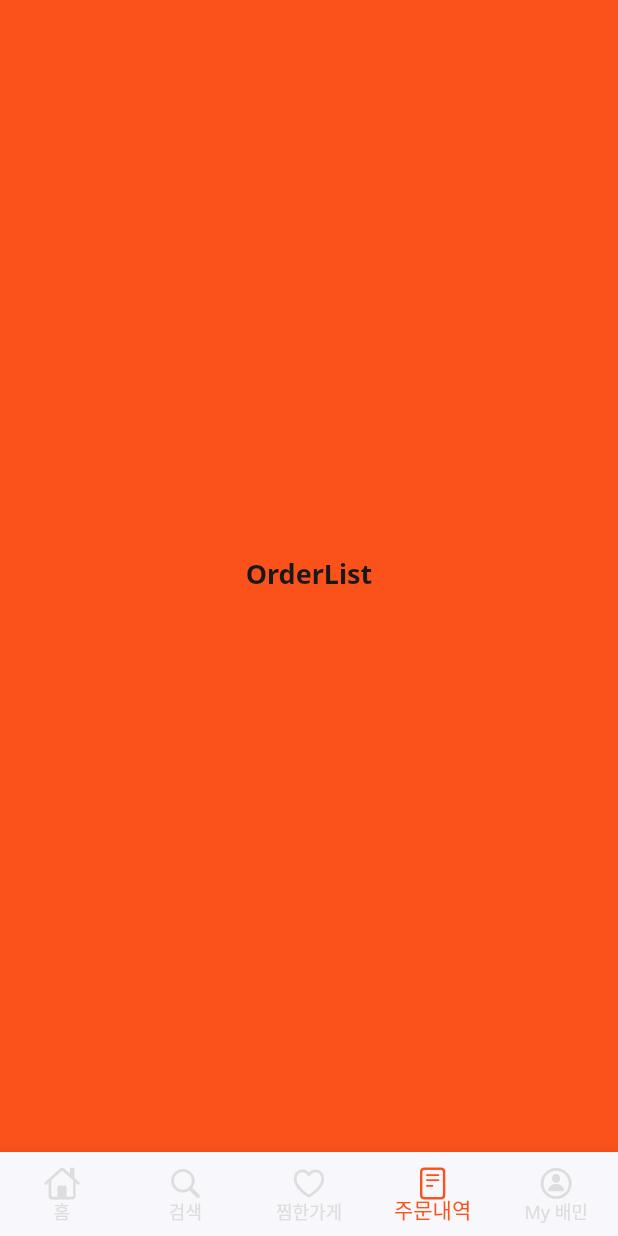
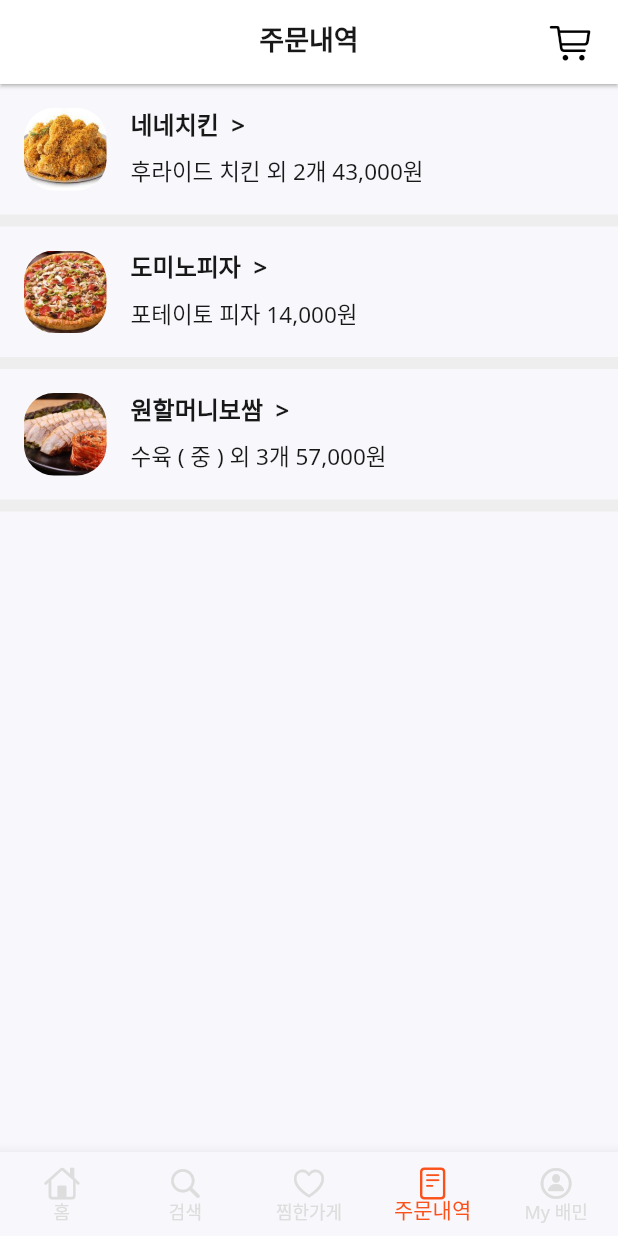
Before and after one commit to Sylar0012/final_project_beamin_app, a Flutter app: the screen it shows after launch, item 4 of the bottom bar chosen, on a phone screen of 412 x 824 dp. Run offline on Flutter 3.47's test engine with Material 2 defaults, Android fonts, the phone set to English and light mode, and no system bars; our stand-ins replace card_swiper, google_fonts.

Commit message:
main-order-temp

```diff
--- a/lib/view/pages/main/order_list/order_list.dart
+++ b/lib/view/pages/main/order_list/order_list.dart
@@ -1,5 +1,6 @@
-import 'package:final_project_beamin_app/constants.dart';
+import 'package:final_project_beamin_app/size.dart';
 import 'package:final_project_beamin_app/theme.dart';
+import 'package:flutter/cupertino.dart';
 import 'package:flutter/material.dart';
 
 class OrderList extends StatelessWidget {
@@ -7,14 +8,84 @@ class OrderList extends StatelessWidget {
 
   @override
   Widget build(BuildContext context) {
-    return Container(
-      color: kMainColor,
-      child: Align(
-          alignment: Alignment.center,
-          child: Text(
-            "OrderList",
-            style: textTheme().headline1,
-          )),
+    return Scaffold(
+      appBar: _buildAppBar(),
+      body: Column(
+        children: [
+          _bulidStore(context, "치킨", "네네치킨", "후라이드 치킨 외 2개 43,000원"),
+          _bulidStore(context, "피자", "도미노피자", "포테이토 피자 14,000원"),
+          _bulidStore(context, "보쌈", "원할머니보쌈", "수육 ( 중 ) 외 3개 57,000원"),
+        ],
+      ),
+    );
+  }
+
+  AppBar _buildAppBar() {
+    return AppBar(
+      title: Text("주문내역", style: textTheme().headline1),
+      centerTitle: true,
+      elevation: 1,
+      actions: [
+        IconButton(
+          onPressed: () {},
+          icon: Icon(
+            CupertinoIcons.cart,
+            size: 28,
+            color: Colors.black,
+          ),
+        ),
+        SizedBox(
+          width: gap_xs,
+        )
+      ],
     );
   }
 }
+
+Widget _bulidStore(BuildContext context, String img, String storeName, String order) {
+  return InkWell(
+    onTap: () {
+      //Navigator.push(context, MaterialPageRoute(builder: (context) => StoreDetail()));
+    },
+    child: Column(
+      children: [
+        Padding(
+          padding: const EdgeInsets.all(gap_s),
+          child: Row(
+            children: [
+              ClipRRect(
+                borderRadius: BorderRadius.circular(20),
+                child: Image.asset(
+                  "assets/images/category/${img}.jpg",
+                  width: 55,
+                  height: 55,
+                  fit: BoxFit.cover,
+                ),
+              ),
+              SizedBox(width: gap_s),
+              Column(
+                crossAxisAlignment: CrossAxisAlignment.start,
+                children: [
+                  Row(
+                    children: [
+                      Text(
+                        "${storeName}  >",
+                        style: textTheme().headline2,
+                      ),
+                    ],
+                  ),
+                  SizedBox(height: gap_s),
+                  Text(
+                    "${order}",
+                    style: textTheme().subtitle1,
+                  ),
+                ],
+              ),
+            ],
+          ),
+        ),
+        Container(color: Colors.grey[200], height: gap_xs),
+      ],
+    ),
+  );
+}
```
